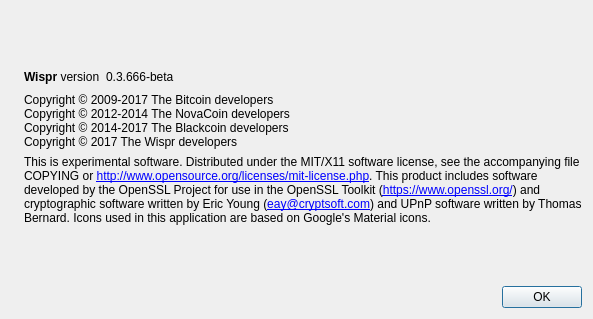
Qt form src/qt/forms/aboutdialog.ui (rpicoin/rpicore) before a commit.
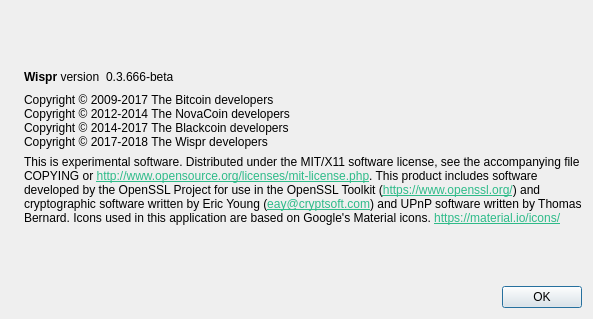
The same form after that commit. Icons and pictures are not drawn.

Commit message: Styled links.

Patch:
```diff
--- a/src/qt/forms/aboutdialog.ui
+++ b/src/qt/forms/aboutdialog.ui
@@ -94,7 +94,7 @@
         <string>Copyright © 2009-2017 The Bitcoin developers
 Copyright © 2012-2014 The NovaCoin developers
 Copyright © 2014-2017 The Blackcoin developers
-Copyright © 2017 The Wispr developers</string>
+Copyright © 2017-2018 The Wispr developers</string>
        </property>
        <property name="textInteractionFlags">
         <set>Qt::LinksAccessibleByMouse|Qt::TextSelectableByKeyboard|Qt::TextSelectableByMouse</set>
@@ -110,11 +110,11 @@
         <string>
 This is experimental software.
 
-Distributed under the MIT/X11 software license, see the accompanying file COPYING or &lt;a href=&quot;http://www.opensource.org/licenses/mit-license.php&quot;&gt;http://www.opensource.org/licenses/mit-license.php&lt;/a&gt;.
+Distributed under the MIT/X11 software license, see the accompanying file COPYING or &lt;a style=&quot;color: #2ebb89;&quot; href=&quot;http://www.opensource.org/licenses/mit-license.php&quot;&gt;http://www.opensource.org/licenses/mit-license.php&lt;/a&gt;.
 
-This product includes software developed by the OpenSSL Project for use in the OpenSSL Toolkit (&lt;a href=&quot;https://www.openssl.org/&quot;&gt;https://www.openssl.org/&lt;/a&gt;) and cryptographic software written by Eric Young (&lt;a href=&quot;mailto:eay@cryptsoft.com&quot;&gt;eay@cryptsoft.com&lt;/a&gt;) and UPnP software written by Thomas Bernard.
+This product includes software developed by the OpenSSL Project for use in the OpenSSL Toolkit (&lt;a style=&quot;color: #2ebb89;&quot; href=&quot;https://www.openssl.org/&quot;&gt;https://www.openssl.org/&lt;/a&gt;) and cryptographic software written by Eric Young (&lt;a style=&quot;color: #2ebb89;&quot; href=&quot;mailto:eay@cryptsoft.com&quot;&gt;eay@cryptsoft.com&lt;/a&gt;) and UPnP software written by Thomas Bernard.
 
-Icons used in this application are based on Google's Material icons.</string>
+Icons used in this application are based on Google's Material icons. &lt;a style=&quot;color: #2ebb89;&quot; href=&quot;https://material.io/icons/&quot;&gt;https://material.io/icons/&lt;/a&gt;</string>
        </property>
        <property name="textFormat">
         <enum>Qt::RichText</enum>
```
The commit also changes 2 other files.
